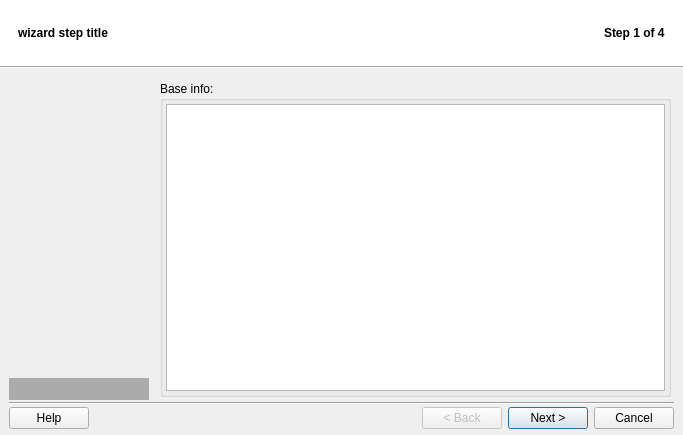
Above: src/q4wine-gui/uis/Wizard.ui from brezerk/q4wine before the change. Below: the same form after it.
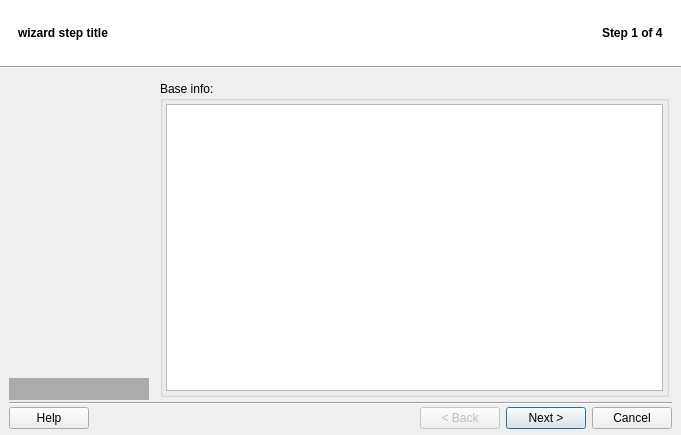
That is the form after the change. The open tabs and pages were chosen to show the change. Icons and pictures are not drawn.

```diff
--- a/src/q4wine-gui/uis/Wizard.ui
+++ b/src/q4wine-gui/uis/Wizard.ui
@@ -10,7 +10,7 @@
    <rect>
     <x>0</x>
     <y>0</y>
-    <width>683</width>
+    <width>681</width>
     <height>435</height>
    </rect>
   </property>
@@ -472,8 +472,8 @@
                    <string notr="true">&lt;!DOCTYPE HTML PUBLIC &quot;-//W3C//DTD HTML 4.0//EN&quot; &quot;http://www.w3.org/TR/REC-html40/strict.dtd&quot;&gt;
 &lt;html&gt;&lt;head&gt;&lt;meta name=&quot;qrichtext&quot; content=&quot;1&quot; /&gt;&lt;style type=&quot;text/css&quot;&gt;
 p, li { white-space: pre-wrap; }
-&lt;/style&gt;&lt;/head&gt;&lt;body style=&quot; font-family:'Verdana'; font-size:11pt; font-weight:400; font-style:normal;&quot;&gt;
-&lt;p style=&quot;-qt-paragraph-type:empty; margin-top:0px; margin-bottom:0px; margin-left:0px; margin-right:0px; -qt-block-indent:0; text-indent:0px;&quot;&gt;&lt;/p&gt;&lt;/body&gt;&lt;/html&gt;</string>
+&lt;/style&gt;&lt;/head&gt;&lt;body style=&quot; font-family:'Verdana'; font-size:13pt; font-weight:400; font-style:normal;&quot;&gt;
+&lt;p style=&quot;-qt-paragraph-type:empty; margin-top:0px; margin-bottom:0px; margin-left:0px; margin-right:0px; -qt-block-indent:0; text-indent:0px; font-size:11pt;&quot;&gt;&lt;/p&gt;&lt;/body&gt;&lt;/html&gt;</string>
                   </property>
                   <property name="textInteractionFlags">
                    <set>Qt::LinksAccessibleByMouse|Qt::TextSelectableByMouse</set>
```
Left out of the diff: 5 changed lines with no effect on the pictures.
